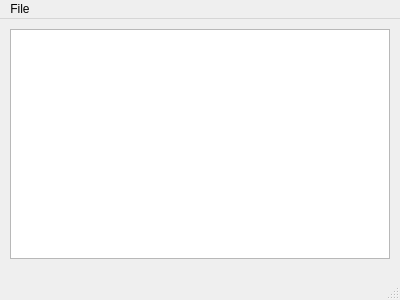
Before: the Qt Designer form qtpad.ui in IronJulo/QtPad, drawn with Qt 5.
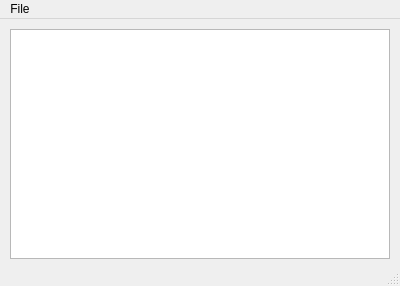
After: the same form once the commit is applied.

Commit message: Added open & save file functions

Diff of the .ui file:
```diff
--- a/qtpad.ui
+++ b/qtpad.ui
@@ -7,7 +7,7 @@
     <x>0</x>
     <y>0</y>
     <width>400</width>
-    <height>300</height>
+    <height>286</height>
    </rect>
   </property>
   <property name="windowTitle">
```
The commit also changes 2 other files.
